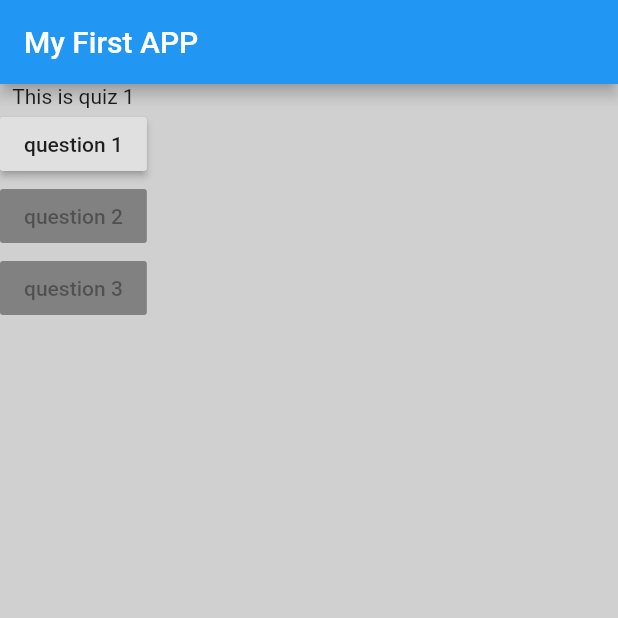
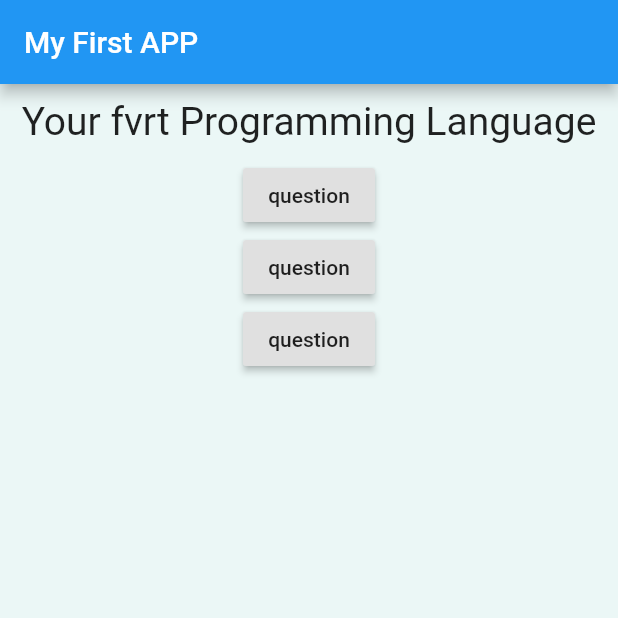
Before and after one commit to awaisOT/test1, a Flutter app: the screen it shows after launch, on a phone screen of 412 x 824 dp, the top half of it. Run offline on Flutter 3.47's test engine with Material 2 defaults, Android fonts, the phone set to English and light mode, and no system bars.

```diff
--- a/lib/main.dart
+++ b/lib/main.dart
@@ -1,37 +1,46 @@
 import 'package:flutter/material.dart';
+import 'package:flutter_application_1/options.dart';
+import './question.dart';
+import './options.dart';
 
 void main() {
-  runApp(MyApp());
+  runApp(const MyApp());
 }
 
-class MyApp extends StatelessWidget {
-  void quizlet(){
-    print('this is a quizlet');
+class MyApp extends StatefulWidget {
+  const MyApp({Key? key}) : super(key: key);
+
+  @override
+  State<MyApp> createState() => _MyAppState();
+}
+
+class _MyAppState extends State<MyApp> {
+  var questionIndex = 0;
+  void quizlet() {
+    setState(() {
+      questionIndex++;
+    });
   }
+
+  var questions = [
+    'Your fvrt Programming Language',
+    'Your fvrt Country',
+    'Your Career'
+  ];
   @override
   Widget build(BuildContext context) {
     return MaterialApp(
       home: Scaffold(
-        appBar: AppBar(
-          title: const Text('My First APP'),
-        ),
-        body: Column(children:  [
-         Text('This is quiz 1'),
-          RaisedButton(
-            onPressed: quizlet,
-            child: const Text('question 1'),
+          appBar: AppBar(
+            title: const Text('My First APP'),
           ),
-          const RaisedButton(
-            onPressed: null,
-            child: Text('question 2'),
-          ),
-          const RaisedButton(
-            onPressed: null,
-            child: Text('question 3'),
-          ),
-        ]),
-        backgroundColor: const Color.fromARGB(226, 202, 202, 202),
-      ),
+          body: Column(children: [
+            Question(questions[questionIndex]),
+            Options(quizlet),
+            Options(quizlet),
+            Options(quizlet)
+          ]),
+          backgroundColor: const Color.fromARGB(255, 235, 247, 246)),
     );
   }
 }
--- /dev/null
+++ b/lib/options.dart
@@ -0,0 +1,15 @@
+import 'package:flutter/material.dart';
+
+class Options extends StatelessWidget {
+  final VoidCallback handler;
+  Options(this.handler);
+
+  @override
+  Widget build(BuildContext context) {
+    return
+    RaisedButton(
+              onPressed: handler,
+              child: const Text('question'),
+            );
+  }
+}
--- /dev/null
+++ b/lib/question.dart
@@ -0,0 +1,19 @@
+import 'package:flutter/material.dart';
+
+class Question extends StatelessWidget {
+  final String questionText;
+  Question(this.questionText);
+
+  @override
+  Widget build(BuildContext context) {
+    return Container(
+      width: double.infinity,
+      margin: const EdgeInsets.all(10),
+      child: Text(
+        questionText,
+        style: const TextStyle(fontSize: 26),
+        textAlign: TextAlign.center,
+      ),
+    );
+  }
+}
```
